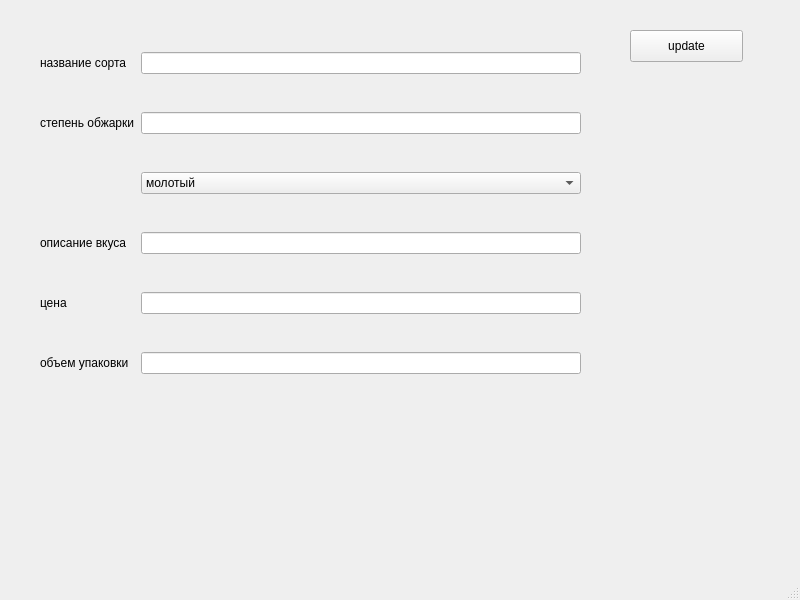
Old version of the form addEditCoffeeForm.ui in the repository okumuralapis/coffee.
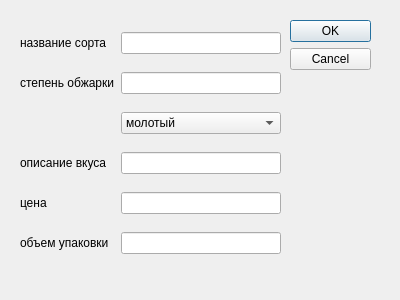
New version of the form.

Commit message: капучино (диалоговое окно изменения/бд)

```diff
--- a/addEditCoffeeForm.ui
+++ b/addEditCoffeeForm.ui
@@ -1,29 +1,47 @@
 <?xml version="1.0" encoding="UTF-8"?>
 <ui version="4.0">
- <class>MainWindow</class>
- <widget class="QMainWindow" name="MainWindow">
+ <class>Dialog</class>
+ <widget class="QDialog" name="Dialog">
   <property name="geometry">
    <rect>
     <x>0</x>
     <y>0</y>
-    <width>800</width>
-    <height>600</height>
+    <width>400</width>
+    <height>300</height>
    </rect>
   </property>
   <property name="windowTitle">
    <string>MainWindow</string>
   </property>
-  <widget class="QWidget" name="centralwidget">
+  <widget class="QDialogButtonBox" name="buttonBox">
+   <property name="geometry">
+    <rect>
+     <x>290</x>
+     <y>20</y>
+     <width>81</width>
+     <height>241</height>
+    </rect>
+   </property>
+   <property name="orientation">
+    <enum>Qt::Vertical</enum>
+   </property>
+   <property name="standardButtons">
+    <set>QDialogButtonBox::Cancel|QDialogButtonBox::Ok</set>
+   </property>
+  </widget>
    <widget class="QWidget" name="gridLayoutWidget">
     <property name="geometry">
      <rect>
-      <x>40</x>
+     <x>20</x>
       <y>20</y>
-      <width>541</width>
-      <height>391</height>
+     <width>261</width>
+     <height>251</height>
      </rect>
     </property>
     <layout class="QGridLayout" name="gridLayout">
+    <item row="4" column="1">
+     <widget class="QLineEdit" name="price"/>
+    </item>
      <item row="2" column="1">
       <widget class="QComboBox" name="comboBox">
        <item>
@@ -38,28 +56,24 @@
        </item>
       </widget>
      </item>
-     <item row="3" column="1">
-      <widget class="QLineEdit" name="description"/>
-     </item>
-     <item row="3" column="0">
-      <widget class="QLabel" name="label">
-       <property name="text">
-        <string>описание вкуса</string>
-       </property>
-      </widget>
-     </item>
-     <item row="0" column="0">
-      <widget class="QLabel" name="name">
-       <property name="text">
-        <string>название сорта</string>
-       </property>
-      </widget>
-     </item>
      <item row="1" column="1">
       <widget class="QLineEdit" name="level"/>
      </item>
      <item row="0" column="1">
-      <widget class="QLineEdit" name="name_2"/>
+     <widget class="QLineEdit" name="name"/>
+    </item>
+    <item row="3" column="1">
+     <widget class="QLineEdit" name="desc"/>
+    </item>
+    <item row="5" column="1">
+     <widget class="QLineEdit" name="volume"/>
+    </item>
+    <item row="0" column="0">
+     <widget class="QLabel" name="label">
+      <property name="text">
+       <string>название сорта</string>
+      </property>
+     </widget>
      </item>
      <item row="1" column="0">
       <widget class="QLabel" name="label_2">
@@ -68,14 +82,15 @@
        </property>
       </widget>
      </item>
-     <item row="4" column="1">
-      <widget class="QLineEdit" name="price_2"/>
-     </item>
-     <item row="5" column="1">
-      <widget class="QLineEdit" name="v_of_coffee"/>
+    <item row="3" column="0">
+     <widget class="QLabel" name="label_3">
+      <property name="text">
+       <string>описание вкуса</string>
+      </property>
+     </widget>
      </item>
      <item row="4" column="0">
-      <widget class="QLabel" name="price">
+     <widget class="QLabel" name="label_4">
        <property name="text">
         <string>цена</string>
        </property>
@@ -90,31 +105,6 @@
      </item>
     </layout>
    </widget>
-   <widget class="QPushButton" name="updatebtn">
-    <property name="geometry">
-     <rect>
-      <x>630</x>
-      <y>30</y>
-      <width>113</width>
-      <height>32</height>
-     </rect>
-    </property>
-    <property name="text">
-     <string>update</string>
-    </property>
-   </widget>
-  </widget>
-  <widget class="QMenuBar" name="menubar">
-   <property name="geometry">
-    <rect>
-     <x>0</x>
-     <y>0</y>
-     <width>800</width>
-     <height>37</height>
-    </rect>
-   </property>
-  </widget>
-  <widget class="QStatusBar" name="statusbar"/>
  </widget>
  <resources/>
  <connections/>
```
Left out of the diff: 39 changed lines with no effect on the pictures. Lines whose indentation alone changed are shown as unchanged. The commit also changes 3 other files.
